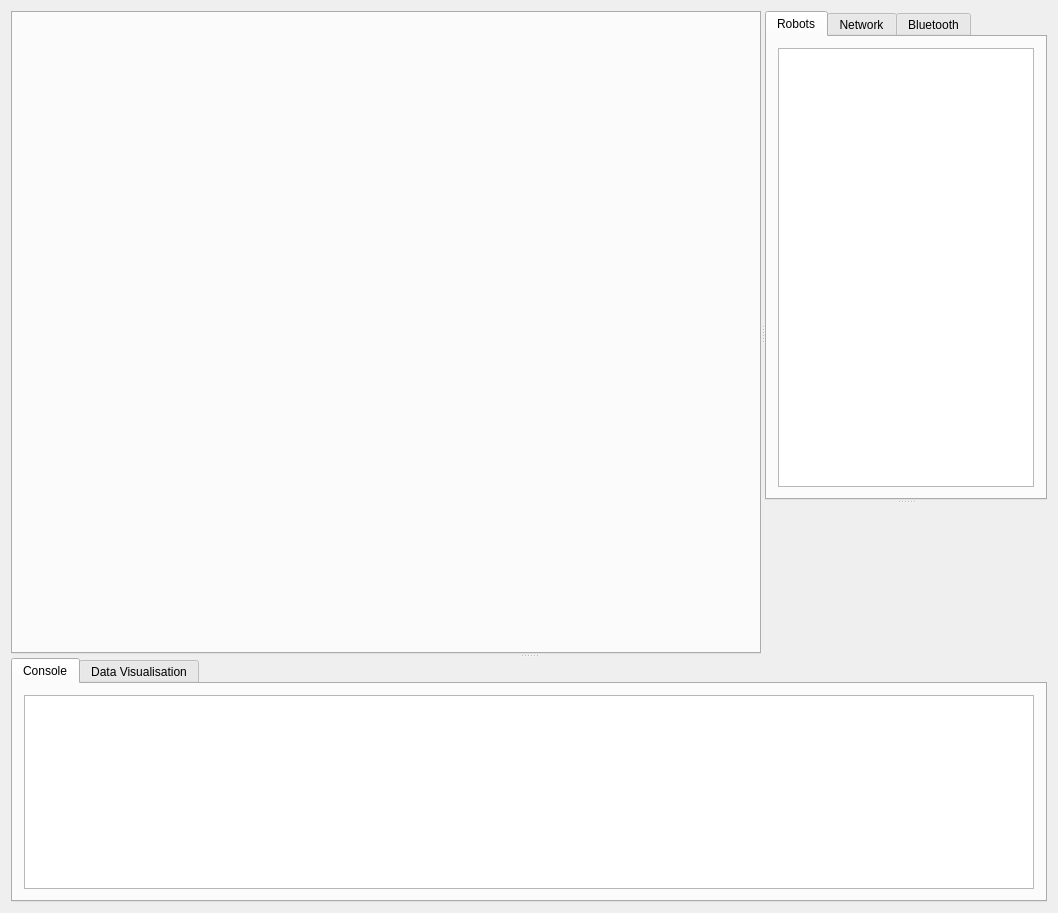
This is Application/UI/mainwindow.ui in yorkrobotlab/ardebug as Qt 5 draws it before an edit. The edited form follows.
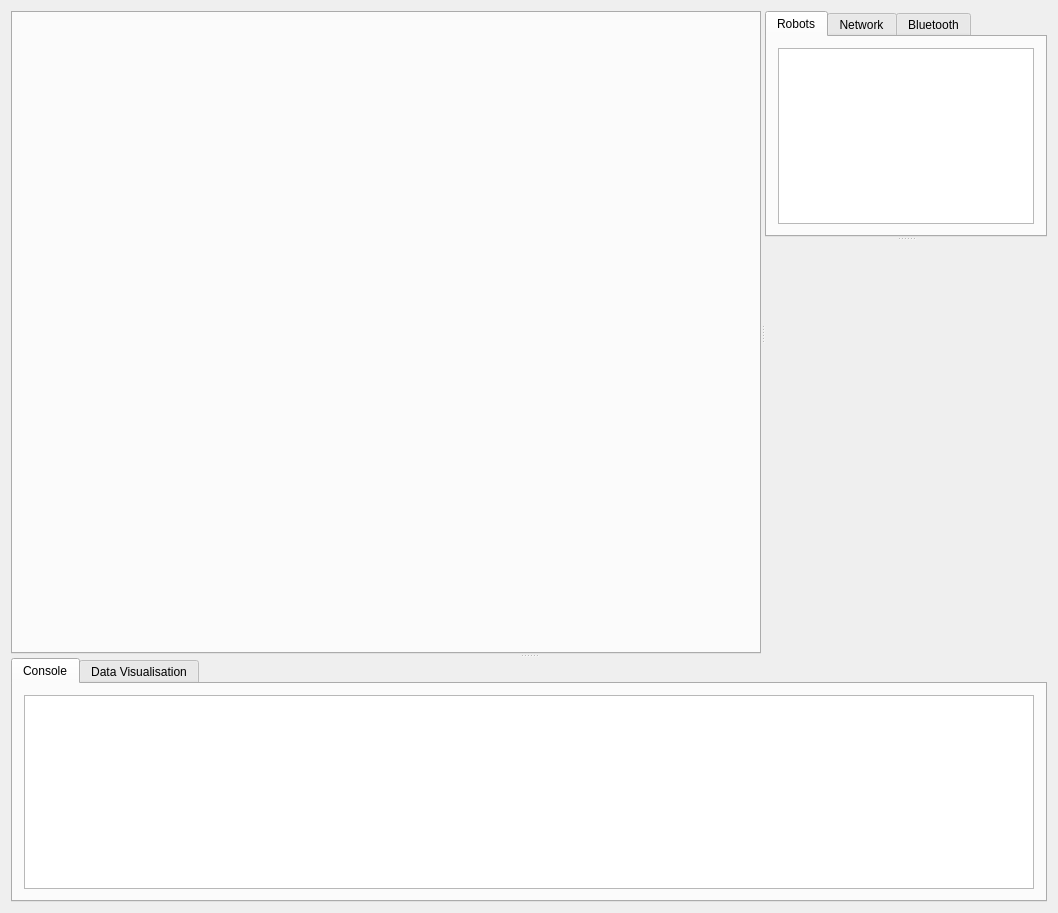
This is the edited form.

Commit message: Increased default size of chart window

Patch:
```diff
--- a/Application/UI/mainwindow.ui
+++ b/Application/UI/mainwindow.ui
@@ -58,7 +58,7 @@
          <property name="sizePolicy">
           <sizepolicy hsizetype="Expanding" vsizetype="Expanding">
            <horstretch>0</horstretch>
-           <verstretch>4</verstretch>
+           <verstretch>1</verstretch>
           </sizepolicy>
          </property>
          <property name="baseSize">
@@ -76,7 +76,14 @@
           </attribute>
           <layout class="QVBoxLayout" name="verticalLayout_4">
            <item>
-            <widget class="QListView" name="robotList"/>
+            <widget class="QListView" name="robotList">
+             <property name="sizePolicy">
+              <sizepolicy hsizetype="Expanding" vsizetype="Expanding">
+               <horstretch>0</horstretch>
+               <verstretch>0</verstretch>
+              </sizepolicy>
+             </property>
+            </widget>
            </item>
           </layout>
          </widget>
@@ -168,6 +175,12 @@
          </widget>
         </widget>
         <widget class="QWidget" name="chartWidget" native="true">
+         <property name="sizePolicy">
+          <sizepolicy hsizetype="Preferred" vsizetype="Preferred">
+           <horstretch>0</horstretch>
+           <verstretch>4</verstretch>
+          </sizepolicy>
+         </property>
          <property name="minimumSize">
           <size>
            <width>100</width>
```
